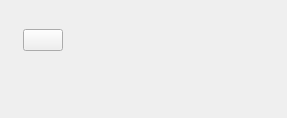
This is project/forms/Activity_info.ui in Galoev/nutritionist-helper as Qt 5 draws it before an edit. The edited form follows.
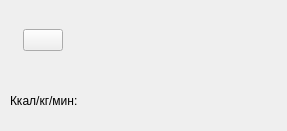
This is the edited form. Icons and pictures are not drawn.

Commit message: Сделаны формы продуктов

Diff of the .ui file:
```diff
--- a/project/forms/Activity_info.ui
+++ b/project/forms/Activity_info.ui
@@ -7,7 +7,7 @@
     <x>0</x>
     <y>0</y>
     <width>287</width>
-    <height>118</height>
+    <height>131</height>
    </rect>
   </property>
   <property name="windowTitle">
@@ -53,18 +53,31 @@
     </item>
    </layout>
   </widget>
-  <widget class="QLabel" name="label_kcal">
+  <widget class="QWidget" name="horizontalLayoutWidget_2">
    <property name="geometry">
     <rect>
      <x>10</x>
      <y>80</y>
-     <width>261</width>
-     <height>21</height>
+     <width>202</width>
+     <height>41</height>
     </rect>
    </property>
+   <layout class="QHBoxLayout" name="horizontalLayout_2">
+    <item>
+     <widget class="QLabel" name="label">
+      <property name="text">
+       <string>Ккал/кг/мин:</string>
+      </property>
+     </widget>
+    </item>
+    <item>
+     <widget class="QLabel" name="label_kcal">
    <property name="text">
     <string>&lt;kcal / kg / min&gt;</string>
    </property>
+     </widget>
+    </item>
+   </layout>
   </widget>
  </widget>
  <resources>
```
Lines whose indentation alone changed are shown as unchanged. The commit also changes 3 other files.
